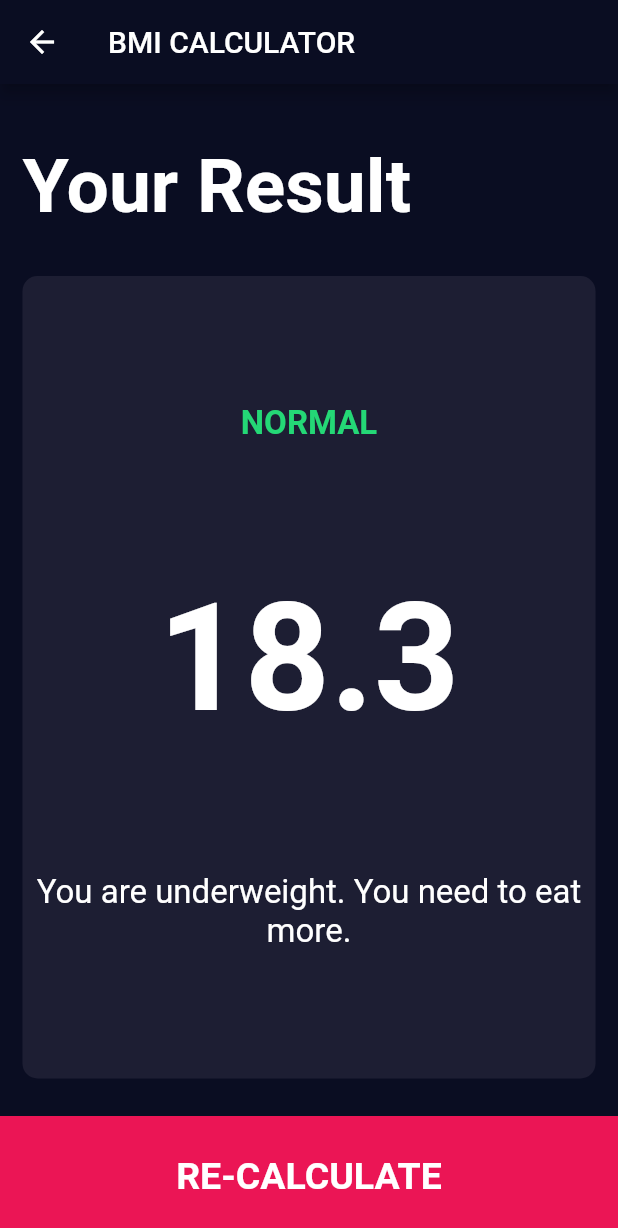
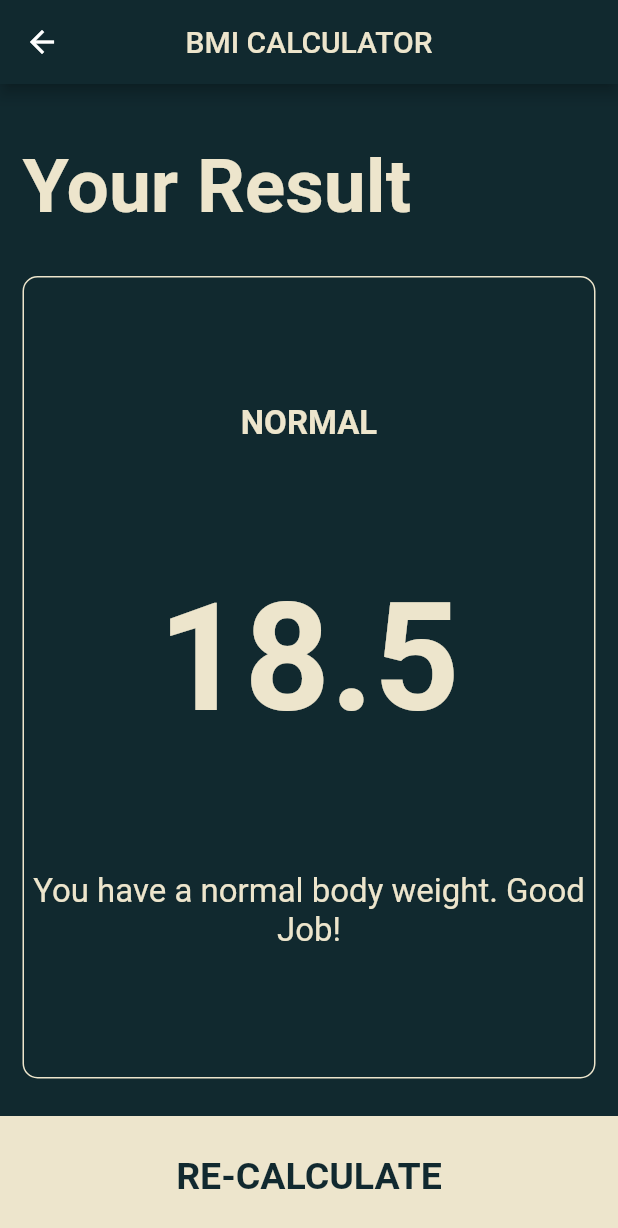
Before and after one commit to Procoder16/BMI_Calculator, a Flutter app: the screen it shows after launch, after a tap on "CALCULATE", on a phone screen of 412 x 824 dp. Shown: the top 1228 px of the screen. Run offline on Flutter 3.47's test engine with Material 2 defaults, Android fonts, the phone set to English and light mode, and no system bars; our stand-ins replace font_awesome_flutter.

Commit message:
entire theme of the app changed to a custom theme

```diff
--- a/lib/Round_Icon.dart
+++ b/lib/Round_Icon.dart
@@ -9,7 +9,10 @@ class RoundIconButton extends StatelessWidget {
   @override
   Widget build(BuildContext context) {
     return RawMaterialButton(
-      child: Icon(inputIcon),
+      child: Icon(
+        inputIcon,
+        color: Color(0xFF11292F),
+      ),
       onPressed: onTapped,
       constraints: BoxConstraints.tightFor(
         width: 56.0,
@@ -17,7 +20,7 @@ class RoundIconButton extends StatelessWidget {
       ),
       elevation: 6.0,
       shape: CircleBorder(),
-      fillColor: Color(0xFF4C4F5E),
+      fillColor: Color(0xFFEDE5CC),
     );
   }
 }
--- a/lib/card_Property.dart
+++ b/lib/card_Property.dart
@@ -15,11 +15,12 @@ class CardProperty extends StatelessWidget {
         Icon(
           iconName,
           size: 80.0,
+          color: Color(0xFFEDE5CC),
         ),
         SizedBox(
           height: 15.0,
         ),
-        Text(label, style: kLabelTextStyle),
+        Text(label, style: kInactiveLabelTextStyle),
       ],
     );
   }
--- a/lib/constants.dart
+++ b/lib/constants.dart
@@ -1,41 +1,56 @@
 import 'package:flutter/material.dart';
 
 const kBottomContainerHeight = 80.0;
-const kActiveCardsColour = Color(0xFF1D1E33);
-const kInactiveCardsColour = Color(0xFF111328);
-const kBottomContainerColour = Color(0xFFEB1555);
+const kActiveCardsColour = Color(0xFF004D40);
+const kInactiveCardsColour = Color(0xFF11292F);
+const kBottomContainerColour = Color(0xFFEDE5CC);
 
-const kLabelTextStyle = TextStyle(
+const kInactiveLabelTextStyle = TextStyle(
   fontSize: 18.0,
-  color: Color(0xFF8D9E98),
+  color: Color(0xFFEDE5CC),
+);
+
+const kActiveLabelTextStyle = TextStyle(
+  fontSize: 18.0,
+  color: Color(0xFF11292F),
 );
 
 const kBoldLabelStyle = TextStyle(
   fontSize: 50.0,
   fontWeight: FontWeight.w900,
+  color: Color(0xFFEDE5CC),
 );
 
 const kBottomButtonTextStyle = TextStyle(
   fontSize: 25.0,
   fontWeight: FontWeight.bold,
+  color: Color(0xFF11292F),
 );
 
 const kResultsPageHeading = TextStyle(
   fontSize: 50.0,
   fontWeight: FontWeight.bold,
+  color: Color(0xFFEDE5CC),
 );
 
 const kResultText = TextStyle(
-  color: Color(0xFF24d876),
+  color: Color(0xFFEDE5CC),
   fontSize: 22.0,
   fontWeight: FontWeight.bold,
 );
 
 const kBmiResult = TextStyle(
   fontSize: 100.0,
+  color: Color(0xFFEDE5CC),
   fontWeight: FontWeight.bold,
 );
 
 const kResultInterpretation = TextStyle(
   fontSize: 22.0,
+  color: Color(0xFFEDE5CC),
 );
+
+// const kBottomContainerHeight = 80.0;
+// const kActiveCardsColour = Color(0xFF1D1E33);
+// const kInactiveCardsColour = Color(0xFF111328);
+// const kBottomContainerColour = Color(0xFFEB1555);
--- a/lib/input_page.dart
+++ b/lib/input_page.dart
@@ -7,6 +7,7 @@ import 'constants.dart';
 import 'results_page.dart';
 import 'Round_Icon.dart';
 import 'Bottom _Button.dart';
+import 'Calculator_Brain.dart';
 
 enum Gender {
   male,
@@ -30,7 +31,12 @@ class _InputPageState extends State<InputPage> {
     return Scaffold(
       appBar: AppBar(
         centerTitle: true,
-        title: Text('BMI CALCULATOR'),
+        title: Text(
+          'BMI CALCULATOR',
+          style: TextStyle(
+            color: Color(0xFFEDE5CC),
+          ),
+        ),
       ),
       body: Column(
         crossAxisAlignment: CrossAxisAlignment.stretch,
@@ -49,7 +55,9 @@ class _InputPageState extends State<InputPage> {
                         ? kActiveCardsColour
                         : kInactiveCardsColour,
                     cardChild: CardProperty(
-                        iconName: FontAwesomeIcons.mars, label: 'MALE'),
+                      iconName: FontAwesomeIcons.mars,
+                      label: 'MALE',
+                    ),
                   ),
                 ),
                 Expanded(
@@ -73,13 +81,13 @@ class _InputPageState extends State<InputPage> {
           ),
           Expanded(
             child: ReusableCard(
-              colour: kActiveCardsColour,
+              colour: kInactiveCardsColour,
               cardChild: Column(
                 mainAxisAlignment: MainAxisAlignment.center,
                 children: [
                   Text(
                     'HEIGHT',
-                    style: kLabelTextStyle,
+                    style: kInactiveLabelTextStyle,
                   ),
                   Row(
                     mainAxisAlignment: MainAxisAlignment.center,
@@ -95,16 +103,16 @@ class _InputPageState extends State<InputPage> {
                       ),
                       Text(
                         'cm',
-                        style: kLabelTextStyle,
+                        style: kInactiveLabelTextStyle,
                       ),
                     ],
                   ),
                   SliderTheme(
                     data: SliderTheme.of(context).copyWith(
-                      activeTrackColor: Colors.white,
+                      activeTrackColor: Color(0xFFEDE5CC),
                       inactiveTrackColor: Color(0xFF8D8E98),
-                      thumbColor: Color(0xFFEB1555),
-                      overlayColor: Color(0x29EB1555),
+                      thumbColor: Color(0xFFEDE5CC),
+                      overlayColor: Color(0x29EDE5CC),
                       thumbShape:
                           RoundSliderThumbShape(enabledThumbRadius: 15.0),
                       overlayShape:
@@ -130,13 +138,13 @@ class _InputPageState extends State<InputPage> {
             children: [
               Expanded(
                 child: ReusableCard(
-                  colour: kActiveCardsColour,
+                  colour: kInactiveCardsColour,
                   cardChild: Column(
                     mainAxisAlignment: MainAxisAlignment.center,
                     children: [
                       Text(
                         'WEIGHT',
-                        style: kLabelTextStyle,
+                        style: kInactiveLabelTextStyle,
                       ),
                       Text(
                         weight.toString(),
@@ -172,13 +180,13 @@ class _InputPageState extends State<InputPage> {
               ),
               Expanded(
                 child: ReusableCard(
-                  colour: kActiveCardsColour,
+                  colour: kInactiveCardsColour,
                   cardChild: Column(
                     mainAxisAlignment: MainAxisAlignment.center,
                     children: [
                       Text(
                         'AGE',
-                        style: kLabelTextStyle,
+                        style: kInactiveLabelTextStyle,
                       ),
                       Text(
                         age.toString(),
@@ -217,9 +225,18 @@ class _InputPageState extends State<InputPage> {
           BottomButton(
               buttonTitle: 'CALCULATE',
               onTap: () {
+                CalculatorBrain calc =
+                    CalculatorBrain(height: height, weight: weight);
+
                 Navigator.push(
                   context,
-                  MaterialPageRoute(builder: (context) => ResultsPage()),
+                  MaterialPageRoute(
+                    builder: (context) => ResultsPage(
+                      result: calc.calculateBMI(),
+                      resultText: calc.getResult(),
+                      resultInterpretation: calc.getInterpretation(),
+                    ),
+                  ),
                 );
               }),
         ],
--- a/lib/main.dart
+++ b/lib/main.dart
@@ -9,8 +9,8 @@ class BMICalculator extends StatelessWidget {
     return MaterialApp(
       debugShowCheckedModeBanner: false,
       theme: ThemeData.dark().copyWith(
-        primaryColor: Color(0xFF0A0D22),
-        scaffoldBackgroundColor: Color(0xFF0A0D22),
+        primaryColor: Color(0xFF11292F),
+        scaffoldBackgroundColor: Color(0xFF11292F),
       ),
       home: InputPage(),
     );
--- a/lib/results_page.dart
+++ b/lib/results_page.dart
@@ -4,13 +4,26 @@ import 'package:bmi_calculator/reusableCard.dart';
 import 'package:flutter/material.dart';
 
 class ResultsPage extends StatelessWidget {
-  const ResultsPage({Key key}) : super(key: key);
+  ResultsPage(
+      {@required this.result,
+      @required this.resultInterpretation,
+      @required this.resultText});
+
+  final String resultText;
+  final String resultInterpretation;
+  final String result;
 
   @override
   Widget build(BuildContext context) {
     return Scaffold(
       appBar: AppBar(
-        title: Text('BMI CALCULATOR'),
+        title: Text(
+          'BMI CALCULATOR',
+          style: TextStyle(
+            color: Color(0xFFEDE5CC),
+          ),
+        ),
+        centerTitle: true,
       ),
       body: Column(
         crossAxisAlignment: CrossAxisAlignment.stretch,
@@ -28,18 +41,18 @@ class ResultsPage extends StatelessWidget {
           Expanded(
             flex: 5,
             child: ReusableCard(
-              colour: kActiveCardsColour,
+              colour: kInactiveCardsColour,
               cardChild: Column(
                 mainAxisAlignment: MainAxisAlignment.spaceEvenly,
                 crossAxisAlignment: CrossAxisAlignment.center,
                 children: [
                   Text(
-                    'NORMAL',
+                    resultText.toUpperCase(),
                     style: kResultText,
                   ),
-                  Text('18.3', style: kBmiResult),
+                  Text(result, style: kBmiResult),
                   Text(
-                    'You are underweight. You need to eat more.',
+                    resultInterpretation,
                     textAlign: TextAlign.center,
                     style: kResultInterpretation,
                   ),
--- a/lib/reusableCard.dart
+++ b/lib/reusableCard.dart
@@ -5,7 +5,6 @@ class ReusableCard extends StatelessWidget {
 
   final Color colour;
   final Widget cardChild;
-
   final Function tapDetector;
 
   @override
@@ -16,6 +15,9 @@ class ReusableCard extends StatelessWidget {
         child: cardChild,
         margin: EdgeInsets.all(15.0),
         decoration: BoxDecoration(
+          border: Border.all(
+            color: Color(0xFFEDE5CC),
+          ),
           borderRadius: BorderRadius.circular(10.0),
           color: colour,
         ),
```
Also changed, not shown: 37 other files.
